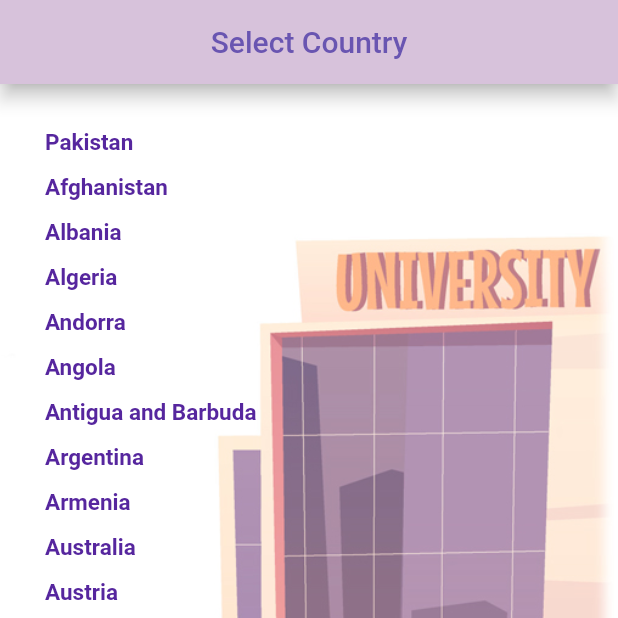
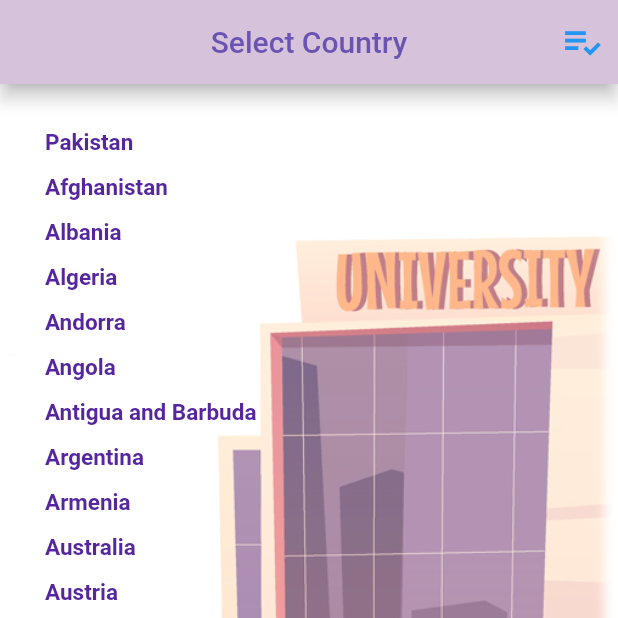
Before and after one commit to hassansultankhan/University_Tracer_App, a Flutter app: the countries screen opened directly, on a phone screen of 412 x 824 dp, the top half of it. Run offline on Flutter 3.47's test engine with Material 2 defaults, Android fonts, the light colour scheme and no system bars; our stand-ins replace awesome_dialog, shared_preferences, sqflite, webview_flutter; accounts and stored records are empty.

Commit message:
26/8/22 late

```diff
--- a/lib/List.dart
+++ b/lib/List.dart
@@ -1,5 +1,7 @@
 import 'package:flutter/material.dart';
 import 'package:universitylist_app/home_screen.dart';
+
+import 'database/sortedUniversities.dart';
 
 class countries extends StatefulWidget {
   const countries({Key? key}) : super(key: key);
@@ -221,6 +223,19 @@ class _countriesState extends State<countries> {
         title: Text("Select Country"),
         centerTitle: true,
         elevation: 5.0,
+        actions: <Widget>[
+          IconButton(onPressed:(){
+            Navigator.push(context, MaterialPageRoute(builder: (context) => sortedUniversities(),));
+          },
+          icon: Icon(
+            Icons.playlist_add_check,
+             color: Colors.blue,
+            ),
+            iconSize: 30,
+            padding: EdgeInsets.only(
+          )
+          ),
+        ],
       ),
       body: Container(
         decoration: BoxDecoration(
--- a/lib/click.dart
+++ b/lib/click.dart
@@ -9,7 +9,7 @@ void click(String Uniname, BuildContext c) {
     dialogType: DialogType.INFO,
     animType: AnimType.SCALE,
     dialogBackgroundColor: Colors.white70,
-    title: '$Uniname',
+    title: 'SELECTION LIST UPDATED',
     desc: '${Uniname} has been added to list',
     descTextStyle: TextStyle(fontSize: 15),
     btnOkOnPress: () {},
--- a/lib/database/dbfiles.dart
+++ b/lib/database/dbfiles.dart
@@ -27,7 +27,7 @@ class Dbfiles{
         "Create table universities("
             "id integer primary key, "
             "name text, "
-            "webadress text)"
+            "webAdress text)"
             );
 
   }
@@ -48,7 +48,7 @@ class Dbfiles{
 
   Future<int> delete (int id) async{
     Database db = await this.db;
-    var result = await db.rawDelete("delete from products where id = $id");
+    var result = await db.rawDelete("delete from universities where id = $id");
     return result;
   }
     }
--- a/lib/webview.dart
+++ b/lib/webview.dart
@@ -37,7 +37,7 @@ class _webview_widgetState extends State<webview_widget> {
               Icons.playlist_add,
               color: Colors.blue,
             ),
-            iconSize: 27,
+            iconSize: 30,
             padding: EdgeInsets.only(
               // right: 10,
             ),
@@ -49,7 +49,7 @@ class _webview_widgetState extends State<webview_widget> {
             Icons.playlist_add_check,
              color: Colors.blue,
             ),
-            iconSize: 27,
+            iconSize: 30,
             padding: EdgeInsets.only(
           )
           ),
```
Also changed, not shown: lib/database/likeduniversity.dart (+5 -3 lines), lib/database/sortedUniversities.dart (+18 -2 lines), lib/home_screen.dart (+42 -30 lines).
